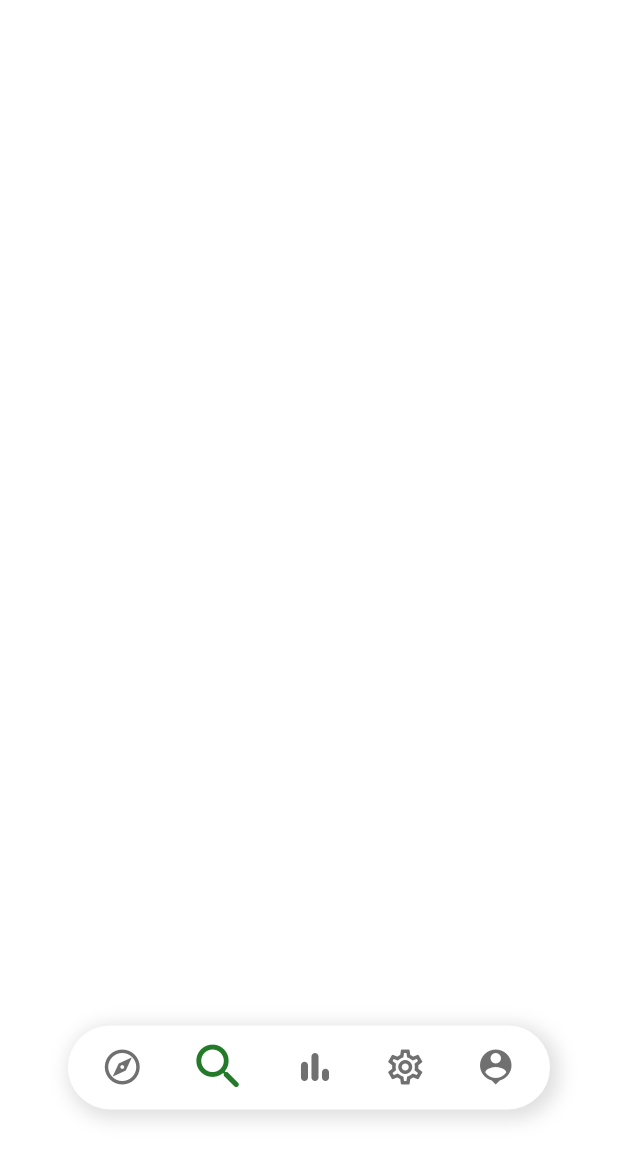
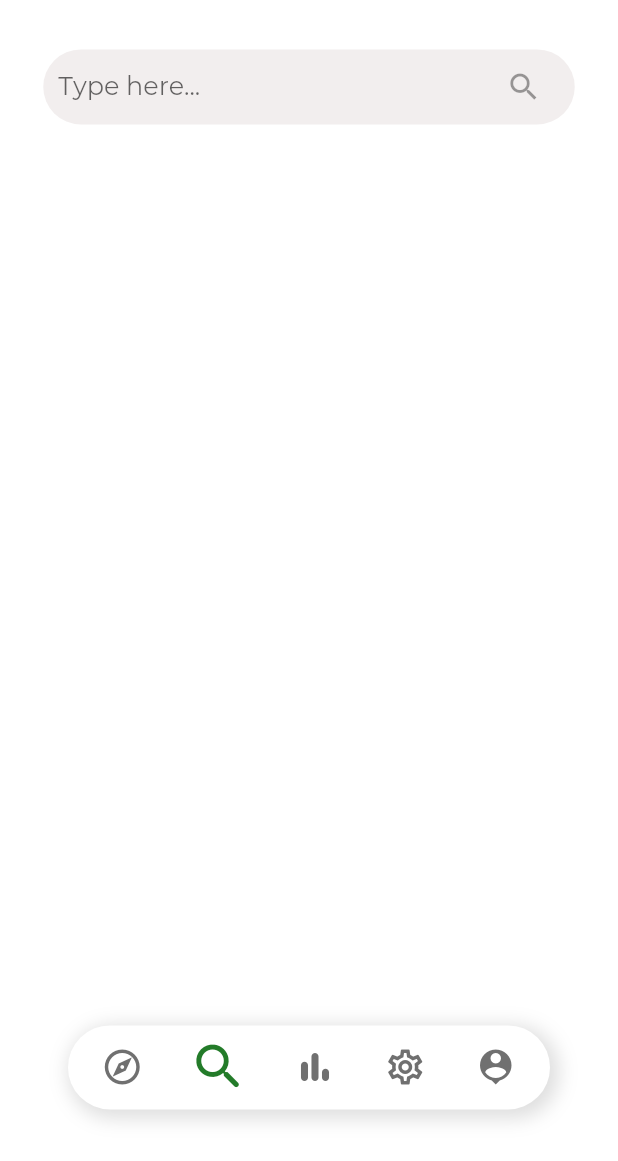
Before and after one commit to gyatashoa/votex, a Flutter app: the screen it shows after launch, item 2 of the bottom bar chosen, on a phone screen of 412 x 824 dp. Shown: the top 1161 px of the screen. Run offline on Flutter 3.47's test engine with Material 2 defaults, Android fonts, the light colour scheme and no system bars; our stand-ins replace fl_chart, google_fonts, responsive_builder, stacked, stacked_services.

Commit message:
added search view

```diff
--- a/lib/theme/color_palete.dart
+++ b/lib/theme/color_palete.dart
@@ -4,4 +4,5 @@ const Color primaryGreenColor = Color(0xff237B29);
 const Color lightScaffoldColor = Color(0xffffffff);
 const Color mainLightTextColor = Color(0xff000000);
 const Color mainfaintedColor = Color(0xff707070);
+const Color SearchBarColor = Color(0xffF2EEEE);
 // const Color faintedColorForIcons = Colors.white30;
--- /dev/null
+++ b/lib/ui/view_model/search_view_model.dart
@@ -0,0 +1,22 @@
+import 'package:flutter/cupertino.dart';
+import 'package:stacked/stacked.dart';
+
+class SearchViewModel extends FutureViewModel {
+  final hintText = 'Type here...';
+  final TextEditingController searchController =
+      TextEditingController(text: '');
+  @override
+  Future<void> futureToRun() async {
+    // TODO: implement futureToRun
+  }
+
+  void onValueChanged(String val) {
+    notifyListeners();
+  }
+
+  void performSearch() {}
+
+  void unfocus(BuildContext context) {
+    FocusScope.of(context).unfocus();
+  }
+}
--- /dev/null
+++ b/lib/ui/view_model/settings_view_model.dart
@@ -0,0 +1,3 @@
+import 'package:stacked/stacked.dart';
+
+class SettingsViewModel extends BaseViewModel {}
--- a/lib/ui/views/home_view.dart
+++ b/lib/ui/views/home_view.dart
@@ -3,6 +3,7 @@ import 'package:responsive_builder/responsive_builder.dart';
 import 'package:stacked/stacked.dart';
 import 'package:votex/ui/view_model/home_view_model.dart';
 import 'package:votex/ui/views/discover_view.dart';
+import 'package:votex/ui/views/search_view.dart';
 import 'package:votex/ui/widgets/custom_bottom_nav_bar.dart';
 
 class HomeView extends StatelessWidget {
@@ -28,7 +29,7 @@ class _MobileView extends StatelessWidget {
 
   final List<Widget> _tabs = <Widget>[
     DiscoverView(),
-    Container(),
+    SearchView(),
     Container(),
     Container(),
     Container(),
--- /dev/null
+++ b/lib/ui/views/search_view.dart
@@ -0,0 +1,59 @@
+import 'package:flutter/material.dart';
+import 'package:google_fonts/google_fonts.dart';
+import 'package:stacked/stacked.dart';
+import 'package:votex/theme/color_palete.dart';
+import 'package:votex/ui/view_model/search_view_model.dart';
+
+class SearchView extends StatelessWidget {
+  const SearchView({Key? key}) : super(key: key);
+
+  @override
+  Widget build(BuildContext context) {
+    return ViewModelBuilder<SearchViewModel>.reactive(
+        builder: (ctx, model, widget) {
+          var hintText;
+          return GestureDetector(
+            onTap: () => model.unfocus(context),
+            child: Column(
+              children: [
+                Container(
+                  width: double.infinity,
+                  height: 50,
+                  decoration: BoxDecoration(
+                      color: SearchBarColor,
+                      borderRadius: BorderRadius.circular(30)),
+                  child: Center(
+                    child: Padding(
+                      padding: const EdgeInsets.symmetric(horizontal: 10.0),
+                      child: Row(
+                        children: [
+                          Expanded(
+                            child: TextField(
+                              onChanged: model.onValueChanged,
+                              controller: model.searchController,
+                              keyboardType: TextInputType.text,
+                              textInputAction: TextInputAction.search,
+                              decoration: InputDecoration.collapsed(
+                                  hintStyle:
+                                      GoogleFonts.montserrat(fontSize: 17),
+                                  hintText: model.hintText),
+                            ),
+                          ),
+                          IconButton(
+                            icon: Icon(Icons.search),
+                            onPressed: model.searchController.text.isEmpty
+                                ? null
+                                : model.performSearch,
+                          )
+                        ],
+                      ),
+                    ),
+                  ),
+                )
+              ],
+            ),
+          );
+        },
+        viewModelBuilder: () => SearchViewModel());
+  }
+}
--- /dev/null
+++ b/lib/ui/views/settings_view.dart
@@ -0,0 +1,10 @@
+import 'package:flutter/material.dart';
+
+class SettingsViewModel extends StatelessWidget {
+  const SettingsViewModel({Key? key}) : super(key: key);
+
+  @override
+  Widget build(BuildContext context) {
+    return Container();
+  }
+}
```
